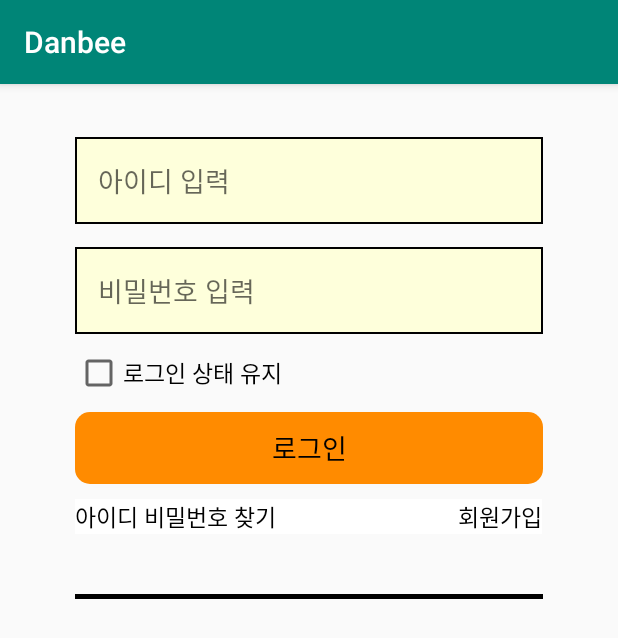
After one commit to SKHU-CSE/DanBee, an Android app: the LoginActivity screen opened directly, with no data from a screen before it, on a phone screen of 412 x 824 dp. The commit adds this screen. Shown: the top 638 px of the screen. Run offline under Robolectric (Android 15) with nearby library versions, the phone set to English and light mode, and no system bars.

Commit message:
err수정

```diff
--- /dev/null
+++ b/app/src/main/java/danbee/com/LoginActivity.java
@@ -0,0 +1,26 @@
+package danbee.com;
+
+import android.content.Intent;
+import android.support.v7.app.AppCompatActivity;
+import android.os.Bundle;
+import android.view.View;
+import android.widget.TextView;
+
+public class LoginActivity extends AppCompatActivity {
+
+    @Override
+    protected void onCreate(Bundle savedInstanceState) {
+        super.onCreate(savedInstanceState);
+        setContentView(R.layout.activity_login);
+
+        //회원가입버튼
+        TextView tv_singUp = findViewById(R.id.newMem);
+        tv_singUp.setOnClickListener(new View.OnClickListener() {
+            @Override
+            public void onClick(View v) {
+                Intent intent = new Intent(getApplicationContext(), Membership_Activity.class);
+                startActivity(intent);
+            }
+        });
+    }
+}
--- a/app/src/main/res/layout/activity_login_.xml
+++ b/app/src/main/res/layout/activity_login.xml
@@ -1,8 +1,9 @@
 <?xml version="1.0" encoding="utf-8"?>
-<RelativeLayout xmlns:android="http://schemas.android.com/apk/res/android"
+<RelativeLayout
+    xmlns:android="http://schemas.android.com/apk/res/android"
     android:layout_width="match_parent"
     android:layout_height="match_parent"
-   >
+    >
 
     <EditText
         android:id="@+id/InputId"
@@ -90,7 +91,7 @@
             android:background="#ffffff"/>
     </LinearLayout>
 
-    <view
+    <View
         android:id="@+id/view"
         android:layout_below="@+id/findnNew"
         android:layout_marginTop="40dp"
--- a/app/src/main/res/layout/activity_membership_.xml
+++ b/app/src/main/res/layout/activity_membership_.xml
@@ -3,7 +3,6 @@
     android:layout_height="match_parent"
     xmlns:android="http://schemas.android.com/apk/res/android" >
 <RelativeLayout
-    xmlns:android="http://schemas.android.com/apk/res/android"
     android:layout_width="match_parent"
     android:layout_height="match_parent"
   >
--- a/app/src/main/res/layout/activity_notice.xml
+++ b/app/src/main/res/layout/activity_notice.xml
@@ -34,7 +34,7 @@
                 android:layout_height="wrap_content"/>
     </LinearLayout>
     <RelativeLayout
-        android:visibility="gone"
+
         android:id="@+id/notice_detail_view"
         android:layout_width="match_parent"
         android:layout_height="match_parent"
@@ -72,7 +72,8 @@
                 android:layout_height="wrap_content"
                 android:text="2019-5-5"
                 android:layout_alignParentRight="true"
-                android:layout_alignTop="@id/notice_detail_title"/>
+                android:layout_below="@id/notice_detail_title"
+                />
 
         </RelativeLayout>
 </FrameLayout>
```
Also changed, not shown: app/src/main/AndroidManifest.xml (+6 -6 lines), app/src/main/java/danbee/com/Login_Activity.java (deleted, +0 -13 lines), app/src/main/java/danbee/com/MainActivity.java (+6 -2 lines), app/src/main/res/layout/notice_item.xml (+11 -4 lines).
